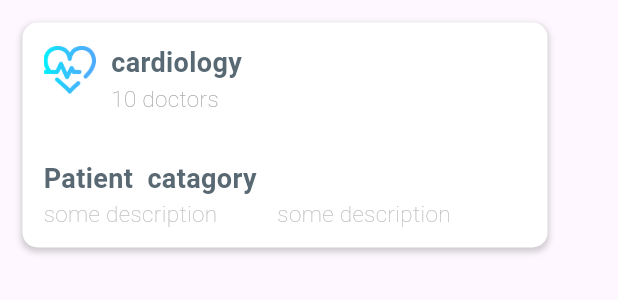
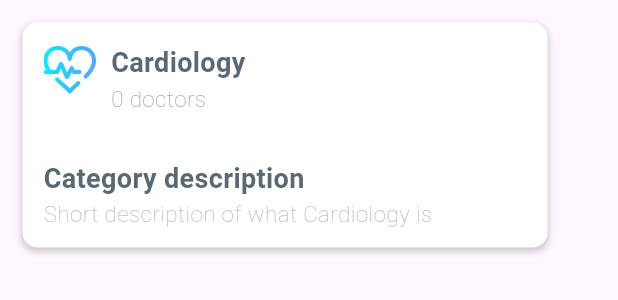
Before and after one commit to michael-099/Hakime, a Flutter app: the CatagoryCard widget shown alone on an empty page, opened directly, on a phone screen of 412 x 824 dp. Shown: the top 300 px of the screen. Run offline on Flutter 3.47's test engine with Material 3 defaults, Android fonts, the phone set to English and light mode, and no system bars; our stand-ins replace curved_navigation_bar; missing offline and left inert: dart:js; network calls fail.

Commit message:
refactor: Description for cards

```diff
--- a/lib/dashBoard/card.dart
+++ b/lib/dashBoard/card.dart
@@ -5,13 +5,13 @@ class CatagoryCard extends StatelessWidget {
   final String categories;
   final String number_of_doctors;
   final String image;
+  final String description;
   CatagoryCard(
       {required this.iconData,
       required this.categories,
       required this.number_of_doctors,
-      required this.image}
-
-    );
+      required this.image,
+      required this.description});
 
   Widget build(BuildContext context) {
     return Container(
@@ -80,7 +80,7 @@ class CatagoryCard extends StatelessWidget {
                 crossAxisAlignment: CrossAxisAlignment.start,
                 children: [
                   Text(
-                    "Patient  catagory",
+                    "Category description",
                     style: TextStyle(
                         fontSize: 18.0,
                         fontWeight: FontWeight.w600,
@@ -91,7 +91,7 @@ class CatagoryCard extends StatelessWidget {
                   // alignment: AlignmentGeometry alignment = Alignment.topLeft,
                   Row(children: [
                     Text(
-                      "some description",
+                      "Short description of what $categories is",
                       style: TextStyle(
                           fontSize: 15.0,
                           fontWeight: FontWeight.w200,
@@ -101,7 +101,7 @@ class CatagoryCard extends StatelessWidget {
                     ),
                     const SizedBox(width: 40),
                     Text(
-                      "some description",
+                      description,
                       style: TextStyle(
                           fontSize: 15.0,
                           fontWeight: FontWeight.w200,
```
Also changed, not shown: lib/dashBoard/dashboard.dart (+16 -7 lines).
